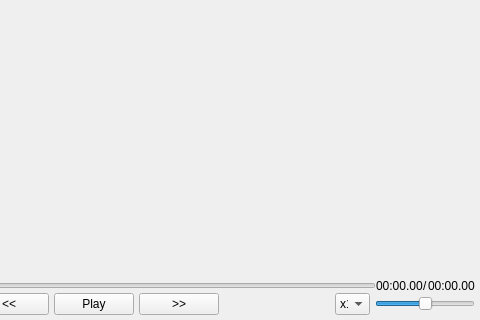
GhostPastR/MediaPlayer, file widget.ui: the form before one commit; both pictures show x 147 to 627 and y 116 to 436 of the 627 by 436 pixel window.
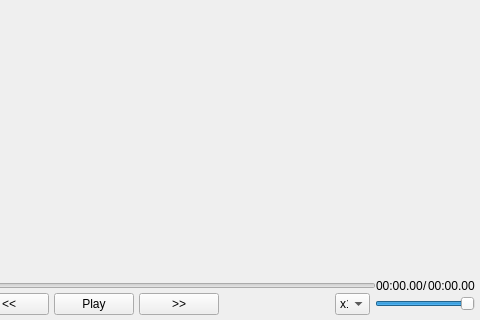
The form after the commit. Custom widgets are drawn as their Qt base class.

The edit to the form file:
```diff
--- a/widget.ui
+++ b/widget.ui
@@ -200,7 +200,7 @@
            </size>
           </property>
           <property name="maximum">
-           <number>200</number>
+           <number>100</number>
           </property>
           <property name="value">
            <number>100</number>
```
